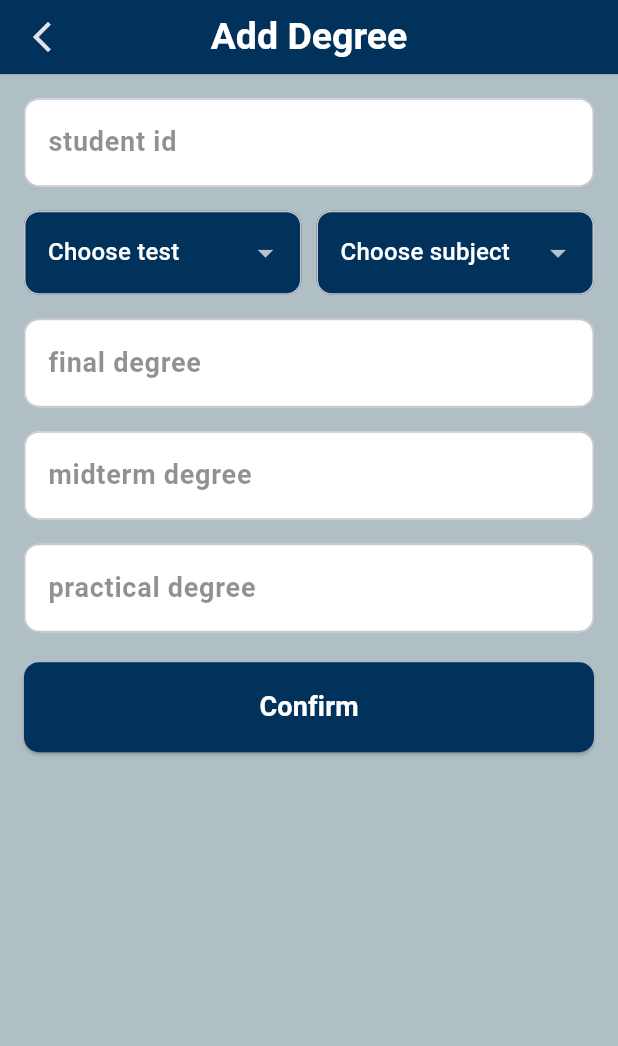
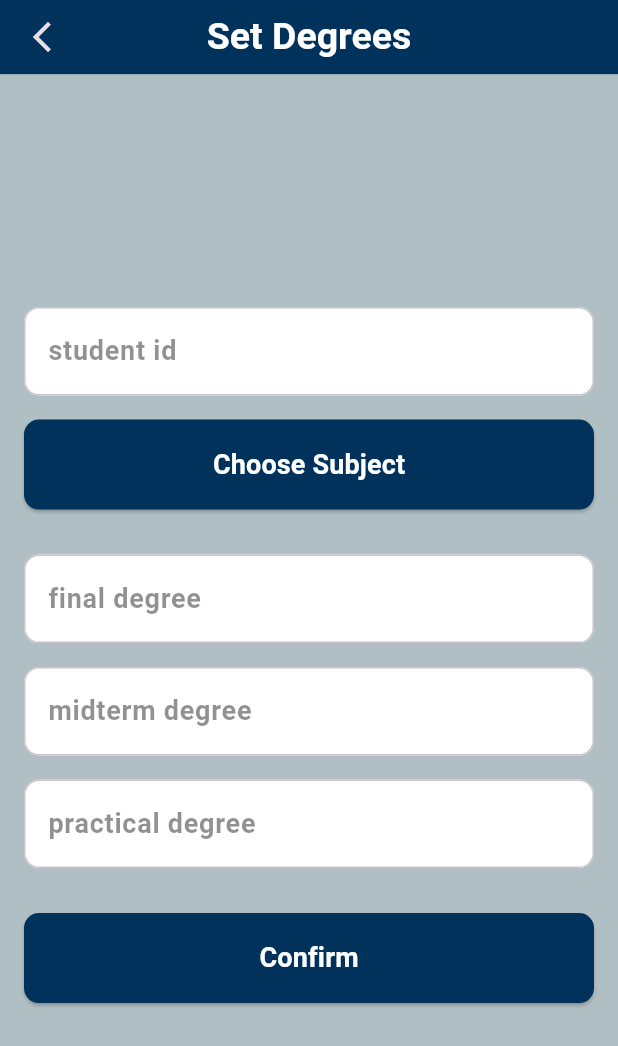
Before and after one commit to amrsoly03/Smart-School-Management-Application, a Flutter app: the AddDegreeViewBody screen opened directly, on a phone screen of 412 x 824 dp. Shown: the top 1046 px of the screen. Run offline on Flutter 3.47's test engine with Material 3 defaults, Android fonts, the phone set to English and light mode, and no system bars; our stand-ins replace custom_navigation_bar, dartz, equatable, flutter_bloc, focused_menu, get_it and 1 more.

Commit message:
Add functionality for managing degrees and grades with UI integration and state management

```diff
--- a/lib/Core/utils/links.dart
+++ b/lib/Core/utils/links.dart
@@ -12,7 +12,10 @@ class Links {
   static const linkSendActivityNotification = '$linkServerName/Admin/send_activity_notification.php';
   static const linkApproveSubject = '$linkServerName/Admin/approve_subject.php';
   static const linkViewAdminSentReports = '$linkServerName/Admin/view_sent_reports.php';
+  static const linkUpdateDegrees = '$linkServerName/Admin/update_degree.php';
 
   static const linkViewActivities = '$linkServerName/Models/view_activities.php';
   static const linkViewApprovmentSubjects = '$linkServerName/Models/view_approvment_subjects.php';
+  static const linkViewGrades = '$linkServerName/Models/view_grades.php';
+  static const linkViewSubjects = '$linkServerName/Models/view_subjects.php';
 }
--- a/lib/Features/Admin/presentation/manager/admin_cubit/admin_state.dart
+++ b/lib/Features/Admin/presentation/manager/admin_cubit/admin_state.dart
@@ -52,3 +52,9 @@ final class ApproveSubjectSuccess extends AdminState {
 
   const ApproveSubjectSuccess(this.message);
 }
+
+final class UpdateDegreesSuccess extends AdminState {
+  final String message;
+
+  const UpdateDegreesSuccess(this.message);
+}
--- a/lib/Features/Admin/presentation/manager/models_cubit/models_state.dart
+++ b/lib/Features/Admin/presentation/manager/models_cubit/models_state.dart
@@ -28,3 +28,9 @@ final class SubjectsSuccess extends ModelsState {
 
   const SubjectsSuccess(this.subjects);
 }
+
+final class GradesSuccess extends ModelsState {
+  final List<GradeModel> grades;
+
+  const GradesSuccess(this.grades);
+}
--- a/lib/Features/Admin/presentation/manager/select_models_cubit/select_models_state.dart
+++ b/lib/Features/Admin/presentation/manager/select_models_cubit/select_models_state.dart
@@ -16,3 +16,15 @@ final class ActivitySelected extends SelectModelsState {
 
   const ActivitySelected(this.selectedActivity);
 }
+
+final class GradeSelected extends SelectModelsState {
+  final GradeModel selectedGrade;
+
+  const GradeSelected(this.selectedGrade);
+}
+
+final class SubjectSelected extends SelectModelsState {
+  final SubjectModel selectedSubject;
+
+  const SubjectSelected(this.selectedSubject);
+}
--- a/lib/Features/Admin/presentation/views/widgets/add_degree_view_body.dart
+++ b/lib/Features/Admin/presentation/views/widgets/add_degree_view_body.dart
@@ -1,101 +1,72 @@
 import 'package:flutter/material.dart';
+import 'package:flutter_bloc/flutter_bloc.dart';
+import 'package:nexura/Core/models/subject_model.dart';
 import 'package:nexura/Core/widgets/custom_appBar.dart';
 import 'package:nexura/Core/widgets/custom_button.dart';
 import 'package:nexura/Core/widgets/custom_form_field.dart';
+import 'package:nexura/Core/widgets/custom_snackbar.dart';
+import 'package:nexura/Features/Admin/presentation/manager/select_models_cubit/select_models_cubit.dart';
+import 'package:nexura/Features/Admin/presentation/views/widgets/confirm_degrees_button.dart';
+import 'package:nexura/Features/Admin/presentation/views/widgets/grades_sheet.dart';
 
-import '../../../../../Core/utils/theme.dart';
+import '../../../../../Core/widgets/custom_bottom_sheet.dart';
+import '../../manager/admin_cubit/admin_cubit.dart';
+import '../../manager/models_cubit/models_cubit.dart';
 
-// ignore: must_be_immutable
 class AddDegreeViewBody extends StatelessWidget {
   AddDegreeViewBody({super.key});
 
-  String? selectedTest;
-
-  String? selectedSubject;
-
-  final List<String> testOptions = ['Midterm', 'Final', 'Practical'];
-  final List<String> subjectOptions = ['Math', 'Science', 'English'];
-
-  final TextEditingController studentCodeController = TextEditingController();
+  final TextEditingController studentIdController = TextEditingController();
   final TextEditingController finalDegreeController = TextEditingController();
   final TextEditingController midtermController = TextEditingController();
   final TextEditingController practicalController = TextEditingController();
 
   @override
   Widget build(BuildContext context) {
+    ModelsCubit modelsCubit = BlocProvider.of<ModelsCubit>(context);
+    AdminCubit adminCubit = BlocProvider.of<AdminCubit>(context);
+    String selectedSubject = 'choose subject';
+    SubjectModel subjectModel = const SubjectModel();
+
     return Scaffold(
-      appBar: const CustomAppBar(title: 'Add Degree'),
-      body: Padding(
-        padding: const EdgeInsets.all(16.0),
-        child: SingleChildScrollView(
+      appBar: const CustomAppBar(title: 'Set Degrees'),
+      body: BlocConsumer<SelectModelsCubit, SelectModelsState>(
+        listener: (context, state) {
+          if (state is SubjectSelected) {
+            selectedSubject = state.selectedSubject.name!;
+            subjectModel = state.selectedSubject;
+          }
+        },
+        builder: (context, state) {
+          return Padding(
+            padding: const EdgeInsets.symmetric(horizontal: 16),
             child: Column(
+              mainAxisAlignment: MainAxisAlignment.center,
+              crossAxisAlignment: CrossAxisAlignment.stretch,
               children: [
                 // Student Code
                 CustomFormField(
                   labelText: 'student id',
-                controller: finalDegreeController,
+                  controller: studentIdController,
                   keyboardType: TextInputType.number,
                 ),
                 const SizedBox(height: 16),
                 // Dropdowns Row
                 Row(
                   children: [
-                  Expanded(
-                    child: DropdownButtonFormField<String>(
-                      decoration: InputDecoration(
-                        filled: true,
-                        fillColor: darkBlue,
-                        hintStyle: const TextStyle(color: Colors.white),
-                        border: OutlineInputBorder(
-                            borderRadius: BorderRadius.circular(10)),
-                      ),
-                      dropdownColor: darkBlue,
-                      hint: const Text('Choose test',
-                          style: TextStyle(color: Colors.white)),
-                      value: selectedTest,
-                      onChanged: (value) {
-                        // setState(() => selectedTest = value);
+                    CustomButton(
+                      title: selectedSubject,
+                      function: () {
+                        modelsCubit.viewGrades();
+                        CustomBottomSheet(
+                          context,
+                          const GradesSheet(),
+                        );
                       },
-                      items: testOptions
-                          .map((test) => DropdownMenuItem(
-                                value: test,
-                                child: Text(test,
-                                    style:
-                                        const TextStyle(color: Colors.white)),
-                              ))
-                          .toList(),
-                    ),
-                  ),
-                  const SizedBox(width: 10),
-                  Expanded(
-                    child: DropdownButtonFormField<String>(
-                      decoration: InputDecoration(
-                        filled: true,
-                        fillColor: darkBlue,
-                        hintStyle: const TextStyle(color: Colors.white),
-                        border: OutlineInputBorder(
-                            borderRadius: BorderRadius.circular(10)),
-                      ),
-                      dropdownColor: darkBlue,
-                      hint: const Text('Choose subject',
-                          style: TextStyle(color: Colors.white)),
-                      value: selectedSubject,
-                      onChanged: (value) {
-                        //setState(() => selectedSubject = value);
-                      },
-                      items: subjectOptions
-                          .map((subject) => DropdownMenuItem(
-                                value: subject,
-                                child: Text(subject,
-                                    style:
-                                        const TextStyle(color: Colors.white)),
-                              ))
-                          .toList(),
-                    ),
                     ),
                   ],
                 ),
-              const SizedBox(height: 16),
+                const SizedBox(height: 30),
                 // Final Degree
                 CustomFormField(
                   labelText: 'final degree',
@@ -116,19 +87,37 @@ class AddDegreeViewBody extends StatelessWidget {
                   controller: practicalController,
                   keyboardType: TextInputType.number,
                 ),
-              const SizedBox(height: 20),
+                const SizedBox(height: 30),
                 // Confirm Button
                 Row(
+                  mainAxisAlignment: MainAxisAlignment.center,
                   children: [
-                  CustomButton(
-                    title: 'confirm',
-                    function: () {},
+                    ConfirmDegreesButton(
+                      function: () {
+                        if (subjectModel.subjectId == 0 ||
+                            studentIdController.text.isEmpty) {
+                          kShowSnackBar(
+                              context, 'Please set the student id and subject');
+                          return;
+                        }
+                        adminCubit.updateDegrees(
+                          subject_degree: subjectModel.subjectId.toString(),
+                          std_degree: studentIdController.text,
+                          final_degree: finalDegreeController.text,
+                          mid: midtermController.text,
+                          practical: practicalController.text,
+                        );
+                        finalDegreeController.clear();
+                        midtermController.clear();
+                        practicalController.clear();
+                      },
                     ),
                   ],
                 )
               ],
             ),
-        ),
+          );
+        },
       ),
     );
   }
--- a/lib/Features/Admin/presentation/views/widgets/admin_home_view_body.dart
+++ b/lib/Features/Admin/presentation/views/widgets/admin_home_view_body.dart
@@ -69,16 +69,16 @@ class AdminHomeViewBody extends StatelessWidget {
                     trailingIcon: const Icon(Icons.check),
                     backgroundColor: darkBlue,
                     onPressed: () {
-                      modelsCubit.viewSubjects();
+                      modelsCubit.viewApprovmentSubjects();
                       GoRouter.of(context).push(AppRouter.kApproveSubjectView);
                     },
                   ),
                   FocusedMenuItem(
                     title: Text(
-                      capitalize('add degrees'),
+                      capitalize('set degrees'),
                       style: Styles.textStyle18,
                     ),
-                    trailingIcon: const Icon(Icons.add),
+                    trailingIcon: const Icon(Icons.edit_document),
                     backgroundColor: darkBlue,
                     onPressed: () {
                       GoRouter.of(context).push(AppRouter.kAddDegreeView);
@@ -113,7 +113,7 @@ class AdminHomeViewBody extends StatelessWidget {
                   ),
                   FocusedMenuItem(
                     title: Text(
-                      capitalize('view sent report'),
+                      capitalize('view sent reports'),
                       style: Styles.textStyle18,
                     ),
                     trailingIcon: const Icon(Icons.mail_outline),
--- /dev/null
+++ b/lib/Features/Admin/presentation/views/widgets/confirm_degrees_button.dart
@@ -0,0 +1,51 @@
+import 'dart:developer';
+
+import 'package:flutter/material.dart';
+import 'package:flutter_bloc/flutter_bloc.dart';
+import 'package:nexura/Core/utils/theme.dart';
+import 'package:nexura/Core/widgets/custom_button.dart';
+import 'package:nexura/Features/Admin/presentation/manager/admin_cubit/admin_cubit.dart';
+
+import '../../../../../Core/widgets/custom_snackbar.dart';
+
+// ignore: must_be_immutable
+class ConfirmDegreesButton extends StatelessWidget {
+  ConfirmDegreesButton({
+    super.key,
+    required this.function,
+  });
+
+  final Function()? function;
+
+  var _isUploading = false;
+
+  @override
+  Widget build(BuildContext context) {
+    return BlocConsumer<AdminCubit, AdminState>(
+      listener: (context, state) {
+        if (state is AdminLoading) {
+          _isUploading = true;
+        } else if (state is UpdateDegreesSuccess) {
+          kShowSnackBar(context, state.message);
+          _isUploading = false;
+        } else if (state is AdminFailure) {
+          kShowSnackBar(context, state.errMessage);
+          log(state.errMessage);
+          _isUploading = false;
+        }
+      },
+      builder: (context, state) {
+        return _isUploading
+            ? const Center(
+              child: CircularProgressIndicator(
+                color: darkBlue,
+              ),
+            )
+            : CustomButton(
+                title: 'Confirm',
+                function: function,
+              );
+      },
+    );
+  }
+}
--- a/lib/Features/Admin/presentation/views/widgets/custom_approve_button.dart
+++ b/lib/Features/Admin/presentation/views/widgets/custom_approve_button.dart
@@ -32,7 +32,7 @@ class CustomApproveButton extends StatelessWidget {
         } else if (state is ApproveSubjectSuccess) {
           kShowSnackBar(context, state.message);
           _isUploading = false;
-          modelsCubit.viewSubjects();
+          modelsCubit.viewApprovmentSubjects();
         } else if (state is AdminFailure) {
           kShowSnackBar(context, state.errMessage);
           log(state.errMessage);
```
Also changed, not shown: lib/Features/Admin/data/repo/admin_repo.dart (+15 -0 lines), lib/Features/Admin/data/repo/admin_repo_impl.dart (+103 -1 lines), lib/Features/Admin/presentation/manager/admin_cubit/admin_cubit.dart (+30 -0 lines), lib/Features/Admin/presentation/manager/models_cubit/models_cubit.dart (+35 -2 lines), lib/Features/Admin/presentation/manager/select_models_cubit/select_models_cubit.dart (+17 -0 lines), lib/Features/Admin/presentation/views/widgets/admin_sent_report_card.dart (+6 -2 lines), lib/Features/Admin/presentation/views/widgets/grades_sheet.dart (added, +88 -0 lines), lib/Features/Admin/presentation/views/widgets/subjects_sheet.dart (added, +79 -0 lines). Lines whose indentation alone changed are shown as unchanged.
